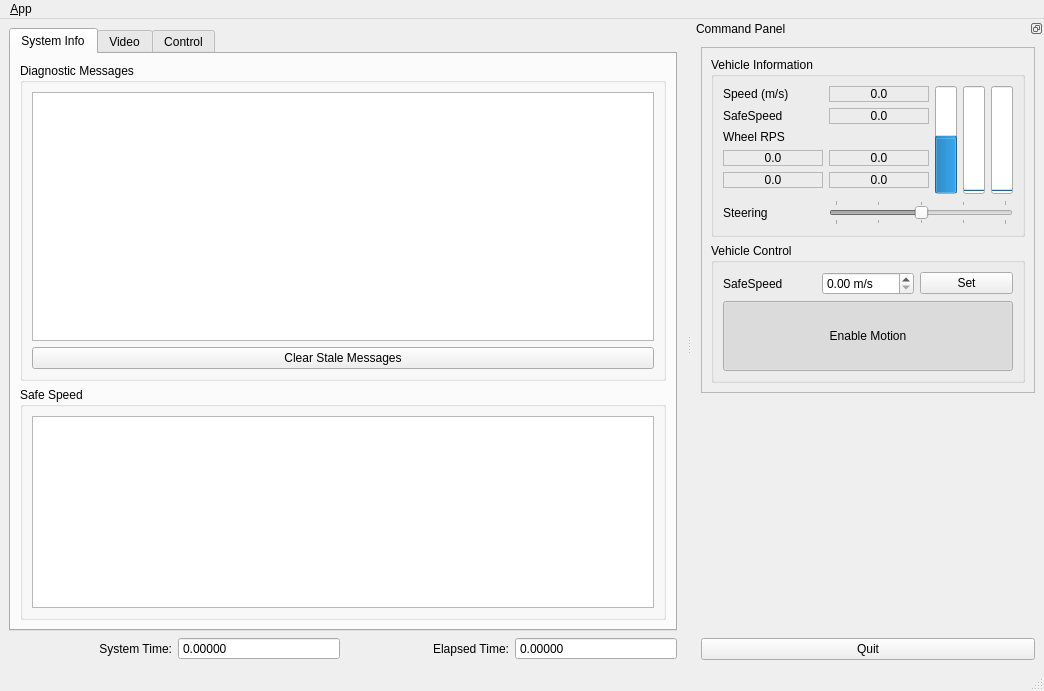
AutoRally/autorally, file autorally_core/src/ocs/main_window.ui: the form before one commit.
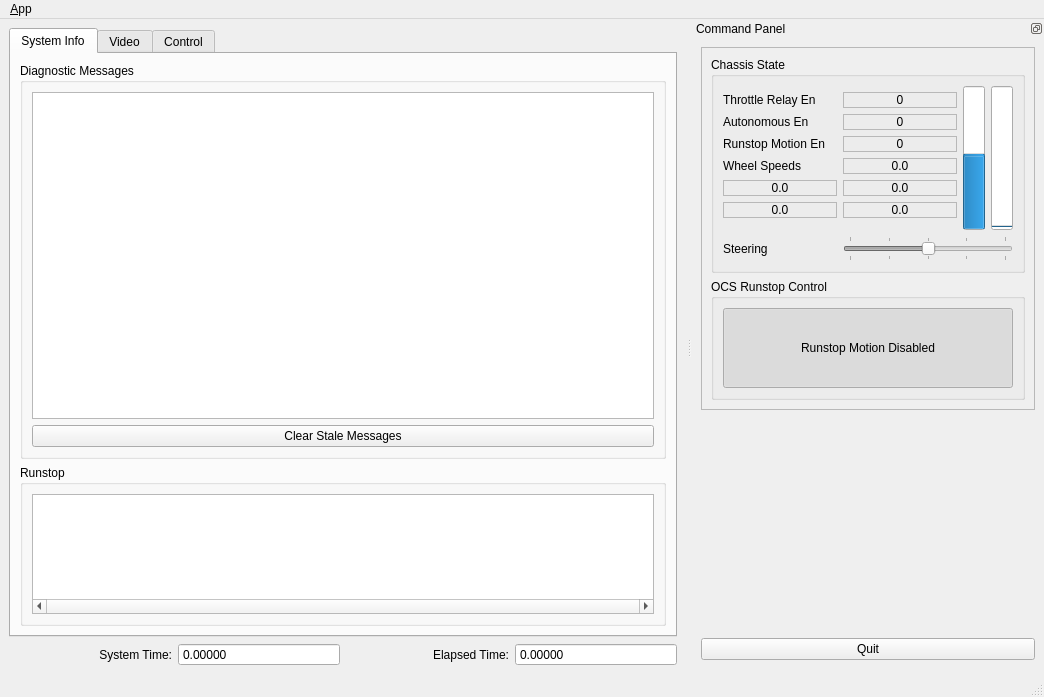
The form after the commit. The open tabs and pages were chosen to show the change. Icons and pictures are not drawn.

Commit message: converted simulation and OCS to new chassis message interface

What changed in the file:
```diff
--- a/autorally_core/src/ocs/main_window.ui
+++ b/autorally_core/src/ocs/main_window.ui
@@ -7,7 +7,7 @@
     <x>0</x>
     <y>0</y>
     <width>1041</width>
-    <height>691</height>
+    <height>697</height>
    </rect>
   </property>
   <property name="sizePolicy">
@@ -129,53 +129,7 @@
         <string>System Info</string>
        </attribute>
        <layout class="QGridLayout" name="gridLayout_8">
-        <item row="2" column="1">
-         <widget class="QGroupBox" name="groupBox_3">
-          <property name="sizePolicy">
-           <sizepolicy hsizetype="Preferred" vsizetype="Preferred">
-            <horstretch>0</horstretch>
-            <verstretch>0</verstretch>
-           </sizepolicy>
-          </property>
-          <property name="title">
-           <string>Safe Speed</string>
-          </property>
-          <layout class="QGridLayout" name="gridLayout_9">
-           <item row="0" column="0">
-            <widget class="QTreeView" name="safeSpeedTreeView">
-             <property name="sizePolicy">
-              <sizepolicy hsizetype="Preferred" vsizetype="Preferred">
-               <horstretch>0</horstretch>
-               <verstretch>0</verstretch>
-              </sizepolicy>
-             </property>
-             <property name="statusTip">
-              <string>Current safe speeds published</string>
-             </property>
-             <property name="autoScroll">
-              <bool>false</bool>
-             </property>
-             <property name="alternatingRowColors">
-              <bool>true</bool>
-             </property>
-             <property name="selectionMode">
-              <enum>QAbstractItemView::NoSelection</enum>
-             </property>
-             <property name="sortingEnabled">
-              <bool>true</bool>
-             </property>
-             <property name="animated">
-              <bool>true</bool>
-             </property>
-             <attribute name="headerVisible">
-              <bool>false</bool>
-             </attribute>
-            </widget>
-           </item>
-          </layout>
-         </widget>
-        </item>
-        <item row="1" column="1">
+        <item row="0" column="0">
          <widget class="QGroupBox" name="groupBox_2">
           <property name="sizePolicy">
            <sizepolicy hsizetype="Preferred" vsizetype="Preferred">
@@ -223,7 +177,7 @@
               <bool>true</bool>
              </property>
              <attribute name="headerVisible">
-              <bool>false</bool>
+              <bool>true</bool>
              </attribute>
             </widget>
            </item>
@@ -237,6 +191,61 @@
           </layout>
          </widget>
         </item>
+        <item row="1" column="0">
+         <widget class="QGroupBox" name="runstopGroupBox">
+          <property name="sizePolicy">
+           <sizepolicy hsizetype="Preferred" vsizetype="MinimumExpanding">
+            <horstretch>0</horstretch>
+            <verstretch>0</verstretch>
+           </sizepolicy>
+          </property>
+          <property name="title">
+           <string>Runstop</string>
+          </property>
+          <layout class="QGridLayout" name="gridLayout_9">
+           <item row="0" column="0">
+            <widget class="QTreeView" name="runstopTreeView">
+             <property name="sizePolicy">
+              <sizepolicy hsizetype="Preferred" vsizetype="MinimumExpanding">
+               <horstretch>0</horstretch>
+               <verstretch>0</verstretch>
+              </sizepolicy>
+             </property>
+             <property name="maximumSize">
+              <size>
+               <width>16777215</width>
+               <height>120</height>
+              </size>
+             </property>
+             <property name="statusTip">
+              <string>Current safe speeds published</string>
+             </property>
+             <property name="horizontalScrollBarPolicy">
+              <enum>Qt::ScrollBarAlwaysOn</enum>
+             </property>
+             <property name="autoScroll">
+              <bool>false</bool>
+             </property>
+             <property name="alternatingRowColors">
+              <bool>true</bool>
+             </property>
+             <property name="selectionMode">
+              <enum>QAbstractItemView::NoSelection</enum>
+             </property>
+             <property name="sortingEnabled">
+              <bool>true</bool>
+             </property>
+             <property name="animated">
+              <bool>true</bool>
+             </property>
+             <attribute name="headerVisible">
+              <bool>true</bool>
+             </attribute>
+            </widget>
+           </item>
+          </layout>
+         </widget>
+        </item>
        </layout>
       </widget>
       <widget class="QWidget" name="tab">
@@ -689,7 +698,7 @@
    <property name="minimumSize">
     <size>
      <width>352</width>
-     <height>644</height>
+     <height>650</height>
     </size>
    </property>
    <property name="maximumSize">
@@ -730,108 +739,10 @@
         <item row="0" column="0">
          <widget class="QGroupBox" name="vehicleData">
           <property name="title">
-           <string>Vehicle Information</string>
+           <string>Chassis State</string>
           </property>
           <layout class="QGridLayout" name="gridLayout_6">
-           <item row="3" column="0">
-            <widget class="QLabel" name="wheelRPS_fl">
-             <property name="frameShape">
-              <enum>QFrame::StyledPanel</enum>
-             </property>
-             <property name="text">
-              <string>0.0</string>
-             </property>
-             <property name="alignment">
-              <set>Qt::AlignCenter</set>
-             </property>
-            </widget>
-           </item>
-           <item row="0" column="0">
-            <widget class="QLabel" name="speedLabelName">
-             <property name="statusTip">
-              <string>Current Vhicle Speed</string>
-             </property>
-             <property name="text">
-              <string>Speed (m/s)</string>
-             </property>
-            </widget>
-           </item>
-           <item row="1" column="0">
-            <widget class="QLabel" name="safeSpeedLabelName">
-             <property name="statusTip">
-              <string>SafeSpeed from servoInterface</string>
-             </property>
-             <property name="text">
-              <string>SafeSpeed</string>
-             </property>
-            </widget>
-           </item>
-           <item row="0" column="1">
-            <widget class="QLabel" name="speedLabel">
-             <property name="frameShape">
-              <enum>QFrame::StyledPanel</enum>
-             </property>
-             <property name="text">
-              <string>0.0</string>
-             </property>
-             <property name="alignment">
-              <set>Qt::AlignCenter</set>
-             </property>
-            </widget>
-           </item>
-           <item row="1" column="1">
-            <widget class="QLabel" name="safeSpeedLabel">
-             <property name="frameShape">
-              <enum>QFrame::StyledPanel</enum>
-             </property>
-             <property name="text">
-              <string>0.0</string>
-             </property>
-             <property name="alignment">
-              <set>Qt::AlignCenter</set>
-             </property>
-            </widget>
-           </item>
-           <item row="3" column="1">
-            <widget class="QLabel" name="wheelRPS_fr">
-             <property name="frameShape">
-              <enum>QFrame::StyledPanel</enum>
-             </property>
-             <property name="text">
-              <string>0.0</string>
-             </property>
-             <property name="alignment">
-              <set>Qt::AlignCenter</set>
-             </property>
-            </widget>
-           </item>
-           <item row="4" column="0">
-            <widget class="QLabel" name="wheelRPS_bl">
-             <property name="frameShape">
-              <enum>QFrame::StyledPanel</enum>
-             </property>
-             <property name="text">
-              <string>0.0</string>
-             </property>
-             <property name="alignment">
-              <set>Qt::AlignCenter</set>
-             </property>
-            </widget>
-           </item>
-           <item row="4" column="1">
-            <widget class="QLabel" name="wheelRPS_br">
-             <property name="frameShape">
-              <enum>QFrame::StyledPanel</enum>
-             </property>
-             <property name="text">
-              <string>0.0</string>
-             </property>
-             <property name="alignment">
-              <set>Qt::AlignCenter</set>
-             </property>
-            </widget>
-           </item>
-           <item row="0" column="2" rowspan="6">
+           <item row="0" column="2" rowspan="9">
             <widget class="QProgressBar" name="throttleBar">
              <property name="minimum">
               <number>-100</number>
@@ -853,55 +764,36 @@
              </property>
             </widget>
            </item>
-           <item row="0" column="3" rowspan="6">
-            <widget class="QProgressBar" name="backBrakeBar">
-             <property name="maximum">
-              <number>100</number>
-             </property>
-             <property name="value">
-              <number>0</number>
-             </property>
-             <property name="textVisible">
-              <bool>true</bool>
-             </property>
-             <property name="orientation">
-              <enum>Qt::Vertical</enum>
-             </property>
-             <property name="format">
-              <string>Back Brake</string>
-             </property>
-            </widget>
-           </item>
-           <item row="0" column="4" rowspan="6">
-            <widget class="QProgressBar" name="frontBrakeBar">
-             <property name="minimum">
-              <number>0</number>
-             </property>
-             <property name="maximum">
-              <number>100</number>
-             </property>
-             <property name="value">
-              <number>0</number>
-             </property>
-             <property name="textVisible">
-              <bool>true</bool>
-             </property>
-             <property name="orientation">
-              <enum>Qt::Vertical</enum>
-             </property>
-             <property name="format">
-              <string>Front Brake</string>
-             </property>
-            </widget>
-           </item>
-           <item row="7" column="0">
+           <item row="10" column="0">
             <widget class="QLabel" name="steeringLabel">
              <property name="text">
               <string>Steering</string>
              </property>
             </widget>
            </item>
-           <item row="7" column="1" colspan="4">
+           <item row="0" column="3" rowspan="9">
+            <widget class="QProgressBar" name="frontBrakeBar">
+             <property name="minimum">
+              <number>0</number>
+             </property>
+             <property name="maximum">
+              <number>100</number>
+             </property>
+             <property name="value">
+              <number>0</number>
+             </property>
+             <property name="textVisible">
+              <bool>true</bool>
+             </property>
+             <property name="orientation">
+              <enum>Qt::Vertical</enum>
+             </property>
+             <property name="format">
+              <string>Front Brake</string>
+             </property>
+            </widget>
+           </item>
+           <item row="10" column="1" colspan="3">
             <widget class="QSlider" name="steeringSlider">
              <property name="enabled">
               <bool>false</bool>
@@ -929,10 +821,138 @@
              </property>
             </widget>
            </item>
+           <item row="1" column="0">
+            <widget class="QLabel" name="label_4">
+             <property name="text">
+              <string>Throttle Relay En</string>
+             </property>
+            </widget>
+           </item>
+           <item row="1" column="1">
+            <widget class="QLabel" name="throttleRelayLabel">
+             <property name="frameShape">
+              <enum>QFrame::StyledPanel</enum>
+             </property>
+             <property name="text">
+              <string>0</string>
+             </property>
+             <property name="alignment">
+              <set>Qt::AlignCenter</set>
+             </property>
+            </widget>
+           </item>
            <item row="2" column="0">
+            <widget class="QLabel" name="label_3">
+             <property name="text">
+              <string>Autonomous En</string>
+             </property>
+            </widget>
+           </item>
+           <item row="2" column="1">
+            <widget class="QLabel" name="autonomousLabel">
+             <property name="frameShape">
+              <enum>QFrame::StyledPanel</enum>
+             </property>
+             <property name="text">
+              <string>0</string>
+             </property>
+             <property name="alignment">
+              <set>Qt::AlignCenter</set>
+             </property>
+            </widget>
+           </item>
+           <item row="3" column="0">
+            <widget class="QLabel" name="runstopLabelName">
+             <property name="statusTip">
+              <string>SafeSpeed from servoInterface</string>
+             </property>
+             <property name="text">
+              <string>Runstop Motion En</string>
+             </property>
+            </widget>
+           </item>
+           <item row="3" column="1">
+            <widget class="QLabel" name="runstopLabel">
+             <property name="frameShape">
+              <enum>QFrame::StyledPanel</enum>
+             </property>
+             <property name="text">
+              <string>0</string>
+             </property>
+             <property name="alignment">
+              <set>Qt::AlignCenter</set>
+             </property>
+            </widget>
+           </item>
+           <item row="4" column="0">
             <widget class="QLabel" name="wheelRPSLabel">
              <property name="text">
-              <string>Wheel RPS</string>
+              <string>Wheel Speeds</string>
+             </property>
+            </widget>
+           </item>
+           <item row="4" column="1">
+            <widget class="QLabel" name="speedLabel">
+             <property name="frameShape">
+              <enum>QFrame::StyledPanel</enum>
+             </property>
+             <property name="text">
+              <string>0.0</string>
+             </property>
+             <property name="alignment">
+              <set>Qt::AlignCenter</set>
+             </property>
+            </widget>
+           </item>
+           <item row="5" column="0">
+            <widget class="QLabel" name="wheelRPS_fl">
+             <property name="frameShape">
+              <enum>QFrame::StyledPanel</enum>
+             </property>
+             <property name="text">
+              <string>0.0</string>
+             </property>
+             <property name="alignment">
+              <set>Qt::AlignCenter</set>
+             </property>
+            </widget>
+           </item>
+           <item row="5" column="1">
+            <widget class="QLabel" name="wheelRPS_fr">
+             <property name="frameShape">
+              <enum>QFrame::StyledPanel</enum>
+             </property>
+             <property name="text">
+              <string>0.0</string>
+             </property>
+             <property name="alignment">
+              <set>Qt::AlignCenter</set>
+             </property>
+            </widget>
+           </item>
+           <item row="6" column="1">
+            <widget class="QLabel" name="wheelRPS_br">
+             <property name="frameShape">
+              <enum>QFrame::StyledPanel</enum>
+             </property>
+             <property name="text">
+              <string>0.0</string>
+             </property>
+             <property name="alignment">
+              <set>Qt::AlignCenter</set>
+             </property>
+            </widget>
+           </item>
+           <item row="6" column="0">
+            <widget class="QLabel" name="wheelRPS_bl">
+             <property name="frameShape">
+              <enum>QFrame::StyledPanel</enum>
+             </property>
+             <property name="text">
+              <string>0.0</string>
+             </property>
+             <property name="alignment">
+              <set>Qt::AlignCenter</set>
              </property>
             </widget>
            </item>
@@ -942,52 +962,10 @@
         <item row="1" column="0">
          <widget class="QGroupBox" name="vehicleControl">
           <property name="title">
-           <string>Vehicle Control</string>
+           <string>OCS Runstop Control</string>
           </property>
           <layout class="QGridLayout" name="gridLayout_7">
-           <item row="1" column="0">
-            <widget class="QLabel" name="safeSPeedLabel">
-             <property name="statusTip">
-              <string>SafeSpeed control</string>
-             </property>
-             <property name="text">
-              <string>SafeSpeed</string>
-             </property>
-            </widget>
-           </item>
-           <item row="1" column="1">
-            <widget class="QDoubleSpinBox" name="safeSpeedValueBox">
-             <property name="enabled">
-              <bool>true</bool>
-             </property>
-             <property name="statusTip">
-              <string>SafeSpeed control</string>
-             </property>
-             <property name="suffix">
-              <string> m/s</string>
-             </property>
-            </widget>
-           </item>
-           <item row="1" column="2">
-            <widget class="QPushButton" name="safeSpeedSetButton">
-             <property name="statusTip">
-              <string>SafeSpeed control</string>
-             </property>
-             <property name="text">
-              <string>Set</string>
-             </property>
-             <property name="checkable">
-              <bool>true</bool>
-             </property>
-             <property name="checked">
-              <bool>false</bool>
-             </property>
-             <property name="flat">
-              <bool>false</bool>
-             </property>
-            </widget>
-           </item>
-           <item row="2" column="0" colspan="3">
+           <item row="1" column="0" colspan="2">
             <widget class="QPushButton" name="motionControlButton">
              <property name="sizePolicy">
               <sizepolicy hsizetype="Preferred" vsizetype="Preferred">
@@ -998,7 +976,7 @@
              <property name="minimumSize">
               <size>
                <width>0</width>
-               <height>70</height>
+               <height>80</height>
               </size>
              </property>
              <property name="toolTip">
@@ -1011,7 +989,7 @@
               <bool>true</bool>
              </property>
              <property name="text">
-              <string>Enable Motion</string>
+              <string>Runstop Motion Disabled</string>
              </property>
              <property name="checkable">
               <bool>true</bool>
```
Left out of the diff: 85 changed lines with no effect on the pictures. The commit also changes 6 other files.
